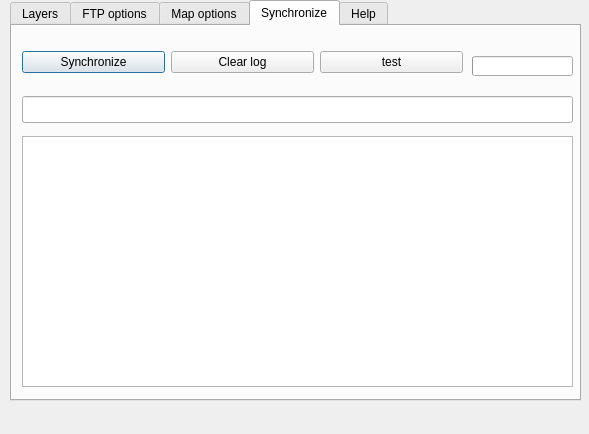
This is ui_send2server.ui in 3liz/lizmap-plugin as Qt 5 draws it before an edit. The edited form follows.
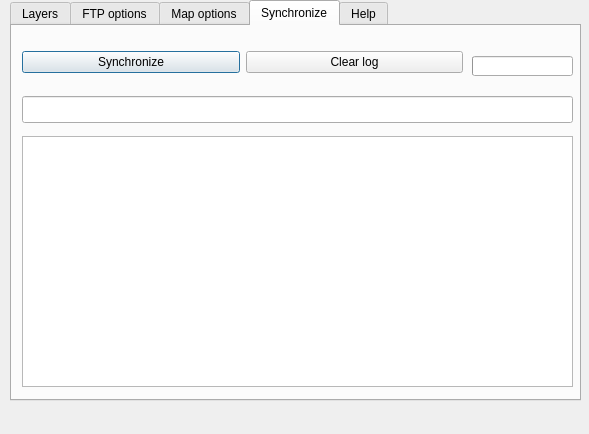
This is the edited form.

Patch:
```diff
--- a/ui_send2server.ui
+++ b/ui_send2server.ui
@@ -487,13 +487,6 @@
         </property>
        </widget>
       </item>
-      <item>
-       <widget class="QPushButton" name="btTest">
-        <property name="text">
-         <string>test</string>
-        </property>
-       </widget>
-      </item>
      </layout>
     </widget>
     <widget class="QTextEdit" name="outLog">
```
